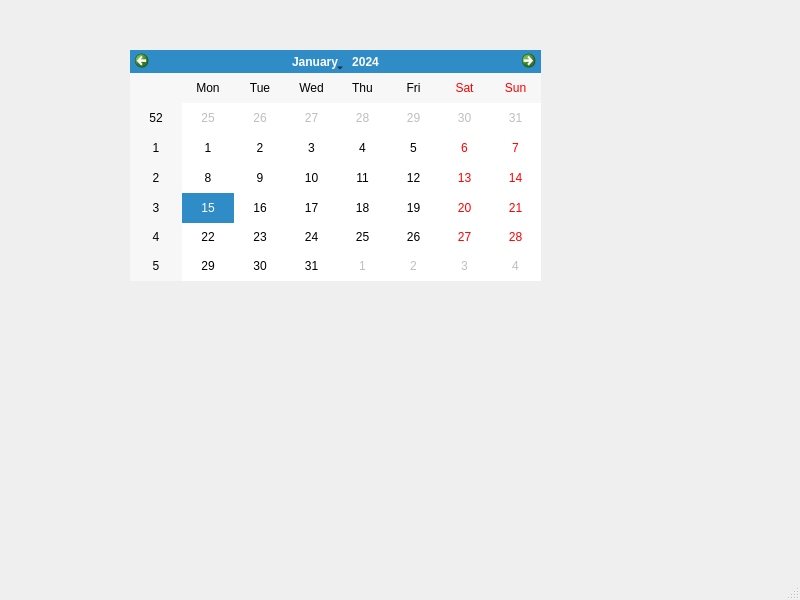
Above: rezerwacja_sala.ui from dawib19992/HotelParadiseProjekt before the change. Below: the same form after it.
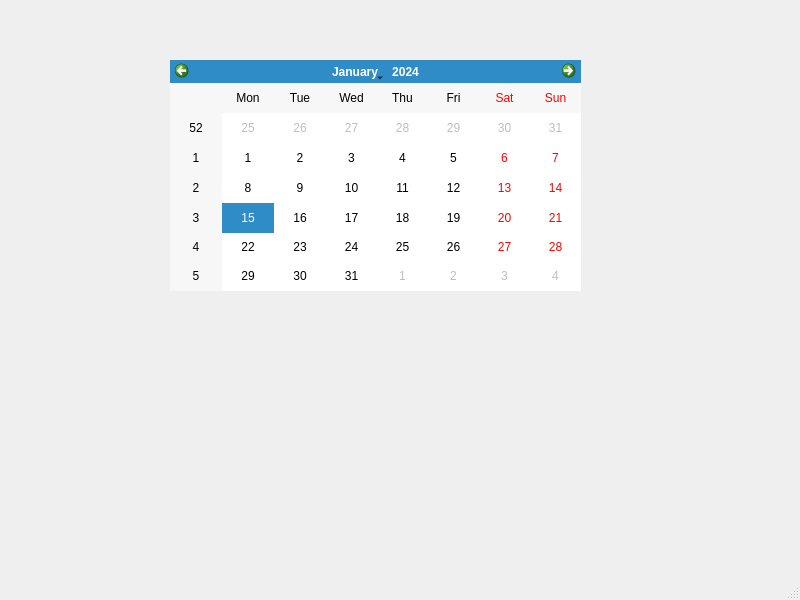
That is the form after the change.

```diff
--- a/rezerwacja_sala.ui
+++ b/rezerwacja_sala.ui
@@ -17,8 +17,8 @@
    <widget class="QCalendarWidget" name="calendarWidget">
     <property name="geometry">
      <rect>
-      <x>130</x>
-      <y>50</y>
+      <x>170</x>
+      <y>60</y>
       <width>411</width>
       <height>231</height>
      </rect>
```
Left out of the diff: 2 changed lines with no effect on the pictures.
